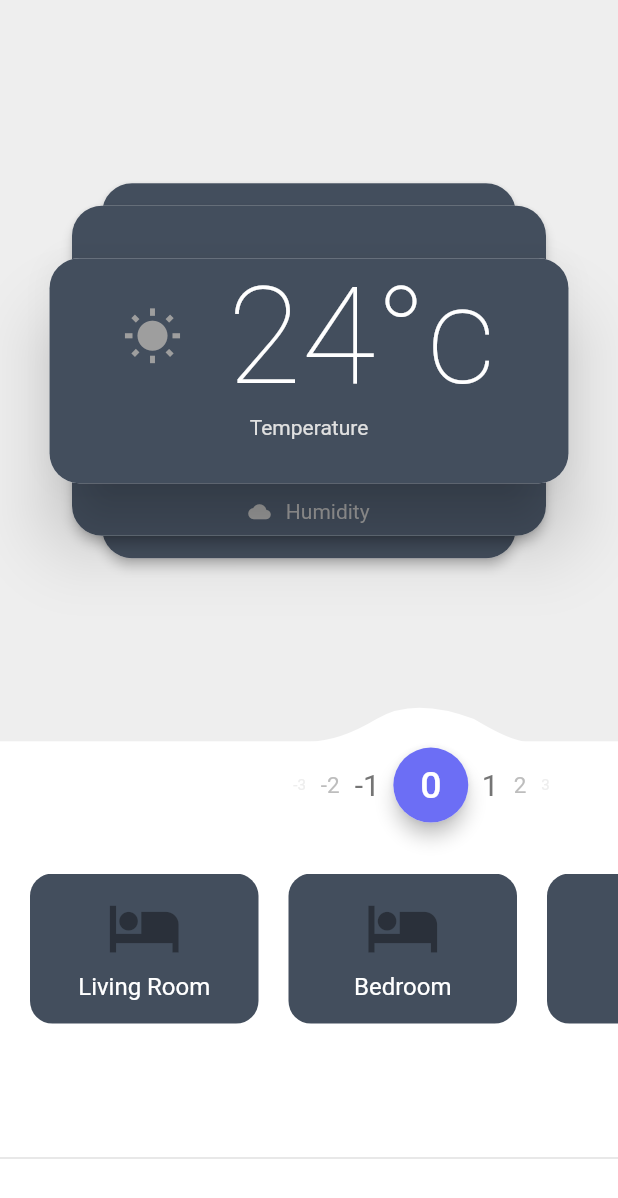
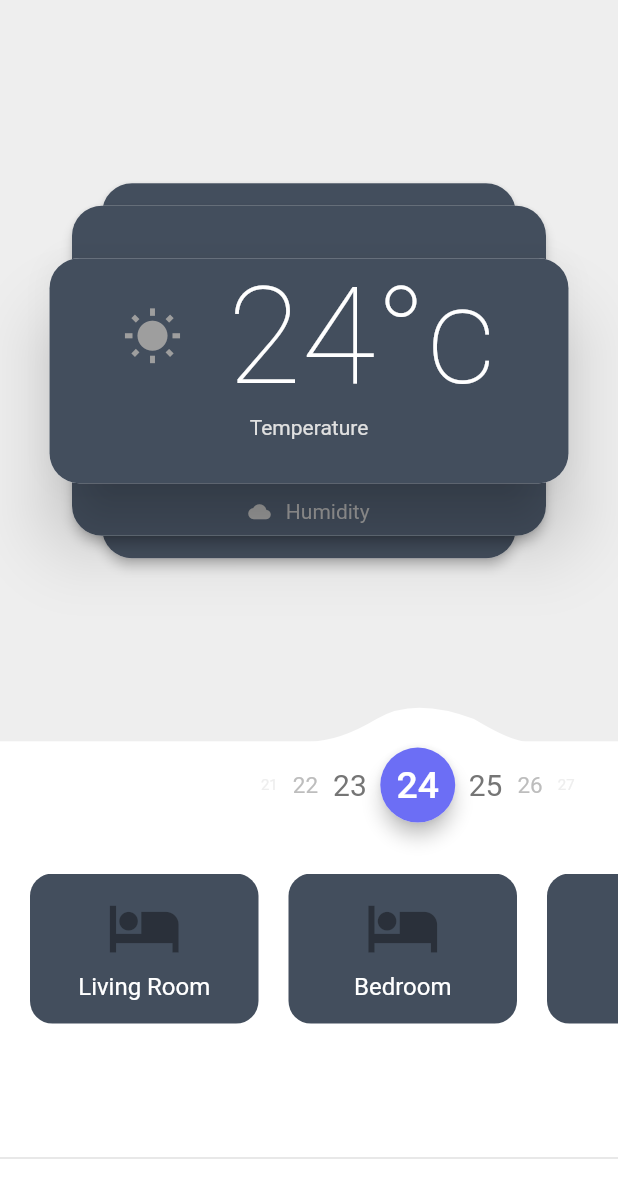
Before and after one commit to aishat-ajose/Smart-Home-UI, a Flutter app: the screen it shows after launch, on a phone screen of 412 x 824 dp. Shown: the top 1198 px of the screen. Run offline on Flutter 3.47's test engine with Material 2 defaults, Android fonts, the phone set to English and light mode, and no system bars; our stand-ins replace flutter_swiper.

```diff
--- a/lib/home.dart
+++ b/lib/home.dart
@@ -1,7 +1,7 @@
 
 import 'package:flutter_swiper/flutter_swiper.dart';
 import 'package:flutter/material.dart';
-// import 'package:numberpicker/numberpicker.dart';
+
 
 class HomePage extends StatefulWidget {
   @override
@@ -9,9 +9,8 @@ class HomePage extends StatefulWidget {
 }
   TextStyle sty = TextStyle(fontSize:90, color: Colors.white, fontWeight: FontWeight.w200);
 class _HomePageState extends State<HomePage> {
-
   List<String>  options = ["Temperature","Humidity", 'Electricity', 'Router'];
-  int _currentValue = 0;
+  int _currentValue = 24;
   List<String> roomlist = ['Living Room', 'Bedroom', 'Kitchen'];
   Map<String, dynamic> option = {
     'Temperature': [Icon(Icons.wb_sunny, size: 40, color: Colors.grey, ), Text("24°c", style:sty,),Icon(Icons.wb_sunny, size: 15, color: Colors.grey, )],
@@ -25,6 +24,7 @@ class _HomePageState extends State<HomePage> {
 
   @override
   Widget build(BuildContext context) {
+
     return Scaffold(
       backgroundColor: Colors.white,
       body: Container(
@@ -36,7 +36,7 @@ class _HomePageState extends State<HomePage> {
               decoration: BoxDecoration(
                 // border: Border.all(style:BorderStyle.solid)
               ),
-              margin: EdgeInsets.only(left:150),
+              margin: EdgeInsets.only(left:145),
               width: MediaQuery.of(context).size.width,
               child: Row(
                 mainAxisAlignment: MainAxisAlignment.center,
--- a/lib/main.dart
+++ b/lib/main.dart
@@ -1,6 +1,5 @@
 import 'package:flutter/material.dart';
 import 'package:smarthome/home.dart';
-import 'package:smarthome/splash.dart';
 
 void main() {
   runApp(MyApp());
@@ -11,20 +10,14 @@ class MyApp extends StatelessWidget {
   @override
   Widget build(BuildContext context) {
     return MaterialApp(
-      title: 'Flutter Demo',
+      title: 'Smart Home',
       debugShowCheckedModeBanner: false,
       theme: ThemeData(
 
         primarySwatch: Colors.blue,
-        // This makes the visual density adapt to the platform that you run
-        // the app on. For desktop platforms, the controls will be smaller and
-        // closer together (more dense) than on mobile platforms.
         visualDensity: VisualDensity.adaptivePlatformDensity,
       ),
-      home:
-      // SplashScreen()
-      // StackedList()
-      HomePage(),
+      home: HomePage(),
     );
   }
 }
```
Also changed, not shown: lib/Widget/slider.dart (deleted, +0 -69 lines), lib/splash.dart (deleted, +0 -72 lines), 4 other files.
